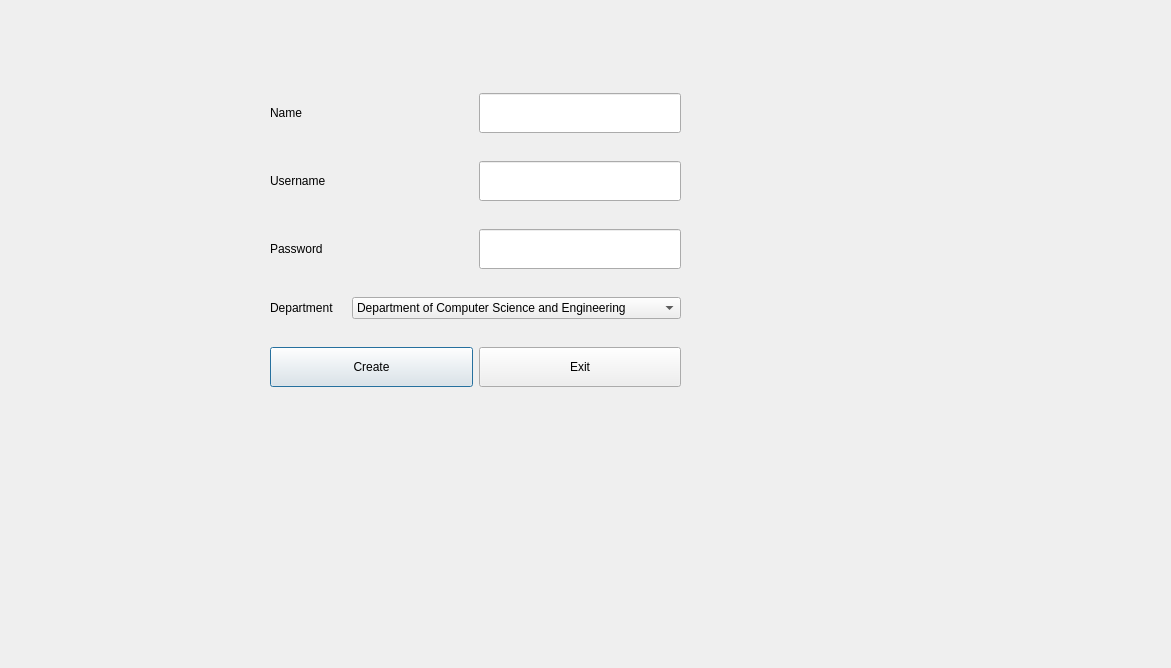
Before: the Qt Designer form bms/professor.ui in MythicSTR/bms-project, drawn with Qt 5.
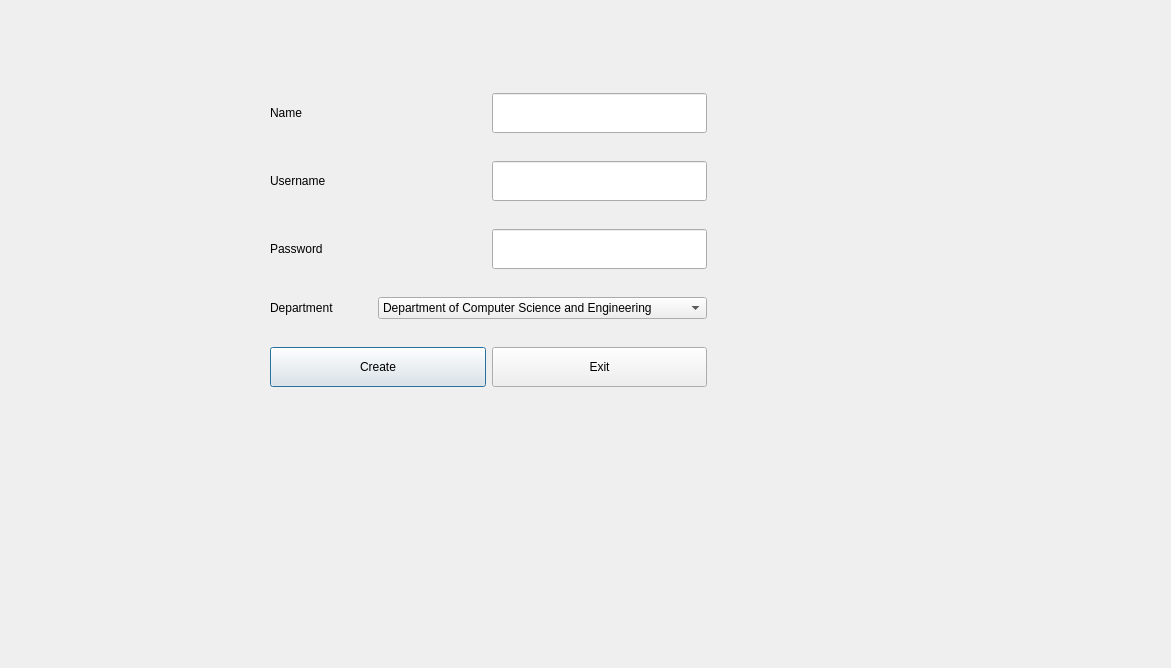
After: the same form once the commit is applied.

Diff of the .ui file:
```diff
--- a/bms/professor.ui
+++ b/bms/professor.ui
@@ -13,12 +13,12 @@
   <property name="windowTitle">
    <string>Dialog</string>
   </property>
-  <widget class="QWidget" name="">
+  <widget class="QWidget" name="layoutWidget">
    <property name="geometry">
     <rect>
      <x>270</x>
      <y>71</y>
-     <width>411</width>
+     <width>437</width>
      <height>341</height>
     </rect>
    </property>
```
Left out of the diff: 2 changed lines with no effect on the pictures.
